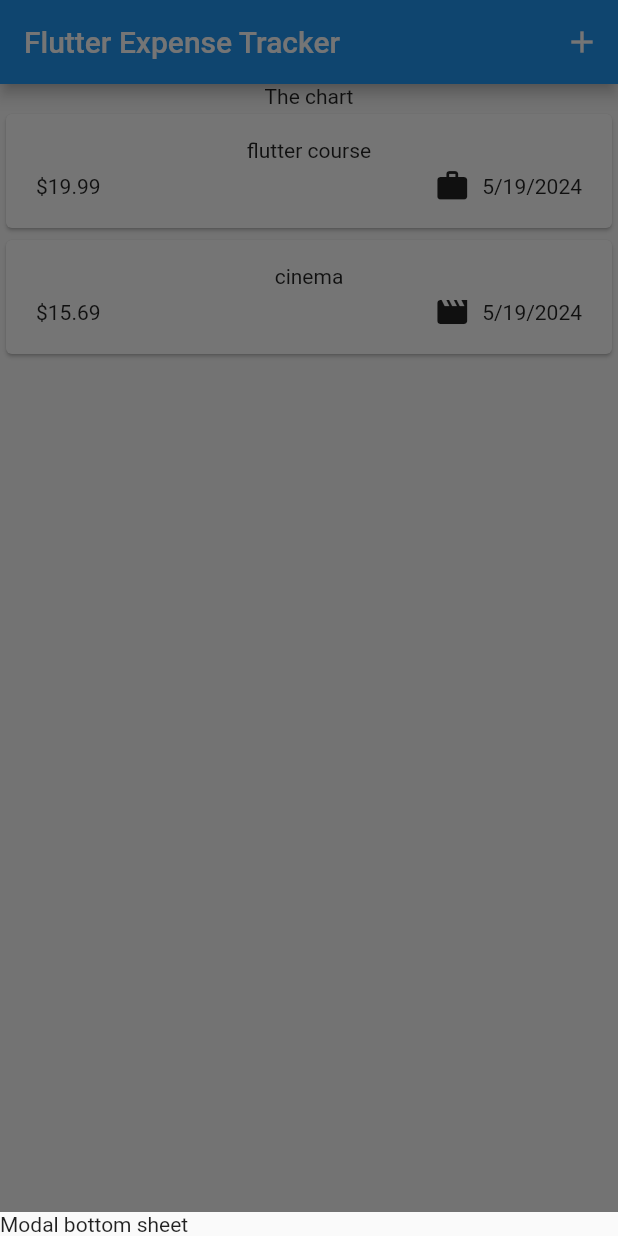
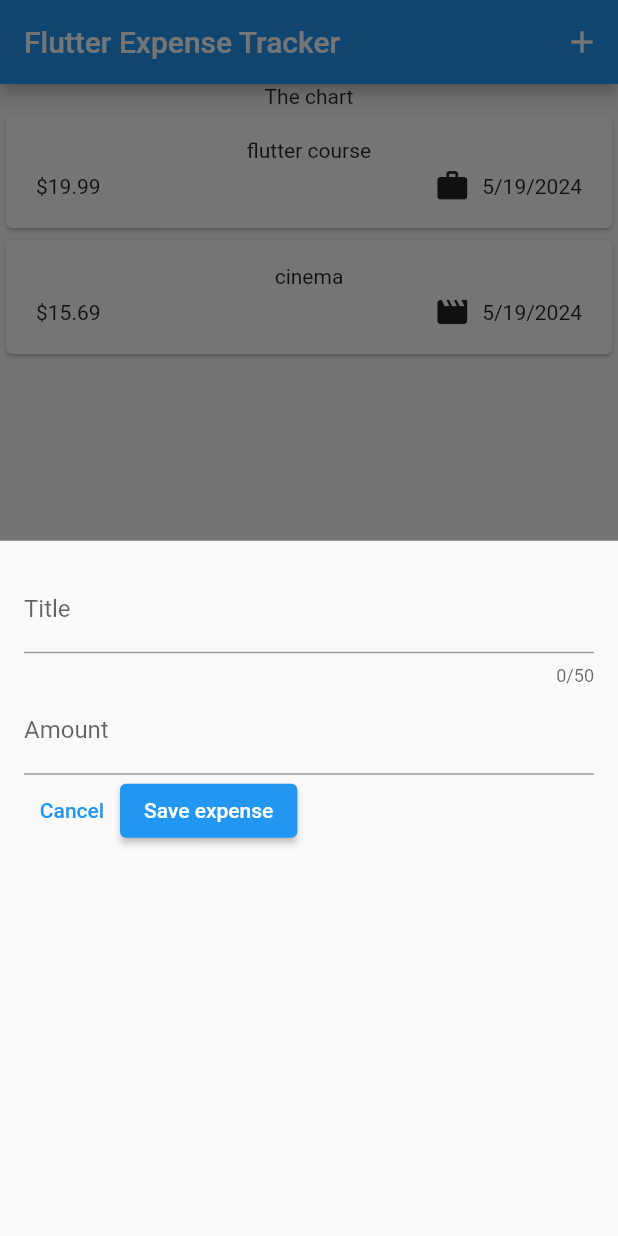
Before and after one commit to EwaBaczynska/expense_tracker_project, a Flutter app: the screen it shows after launch, after a tap on the "add" icon, on a phone screen of 412 x 824 dp. Run offline on Flutter 3.47's test engine with Material 2 defaults, Android fonts, the phone set to English and light mode, and no system bars.

Commit message:
NewExpense class

```diff
--- a/lib/widgets/expenses.dart
+++ b/lib/widgets/expenses.dart
@@ -1,5 +1,6 @@
 import 'package:expense_tracker_project/widgets/expenses_list/expenses_list.dart';
 import 'package:expense_tracker_project/models/expense.dart';
+import 'package:expense_tracker_project/widgets/new_expense.dart';
 import 'package:flutter/material.dart';
 
 class Expenses extends StatefulWidget {
@@ -30,7 +31,7 @@
   void _openAddExpenseOverlay() {
     showModalBottomSheet(
       context: context,
-      builder: (ctx) => const Text('Modal bottom sheet'),
+      builder: (ctx) => const NewExpense(),
     );
   }
 
--- /dev/null
+++ b/lib/widgets/new_expense.dart
@@ -0,0 +1,61 @@
+import 'package:flutter/material.dart';
+
+class NewExpense extends StatefulWidget {
+  const NewExpense({super.key});
+
+  @override
+  State<NewExpense> createState() {
+    return _NewExpenseState();
+  }
+}
+
+class _NewExpenseState extends State<NewExpense> {
+  final _titleController = TextEditingController();
+  final _amountController = TextEditingController();
+
+  @override
+  void dispose() {
+    _titleController.dispose();
+    _amountController.dispose();
+    super.dispose();
+  }
+
+  @override
+  Widget build(BuildContext context) {
+    return Padding(
+      padding: const EdgeInsets.all(16),
+      child: Column(
+        children: [
+          TextField(
+            controller: _titleController,
+            maxLength: 50,
+            decoration: const InputDecoration(label: Text('Title')),
+          ),
+          TextField(
+            controller: _amountController,
+            keyboardType: TextInputType.number,
+            decoration: const InputDecoration(
+                prefixText: '\PLN ', label: Text('Amount')),
+          ),
+          Row(
+            children: [
+              TextButton(
+                onPressed: () {
+                  Navigator.pop(context);
+                },
+                child: const Text('Cancel'),
+              ),
+              ElevatedButton(
+                onPressed: () {
+                  print(_titleController.text);
+                  print(_amountController.text);
+                },
+                child: const Text('Save expense'),
+              ),
+            ],
+          )
+        ],
+      ),
+    );
+  }
+}
```
